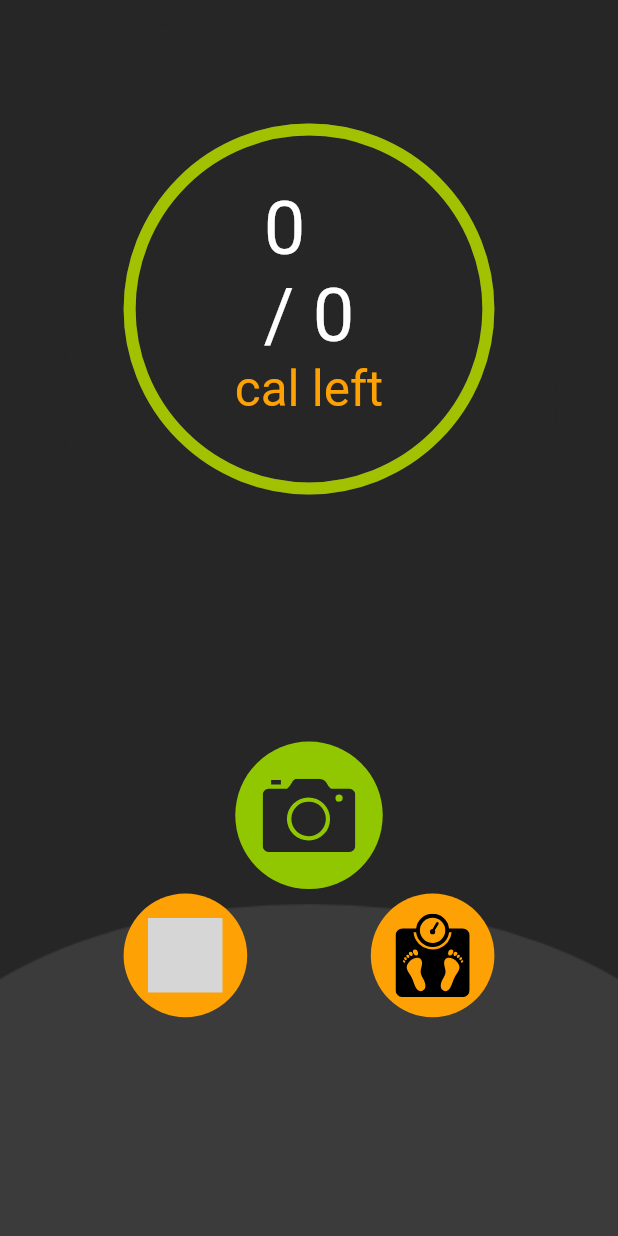
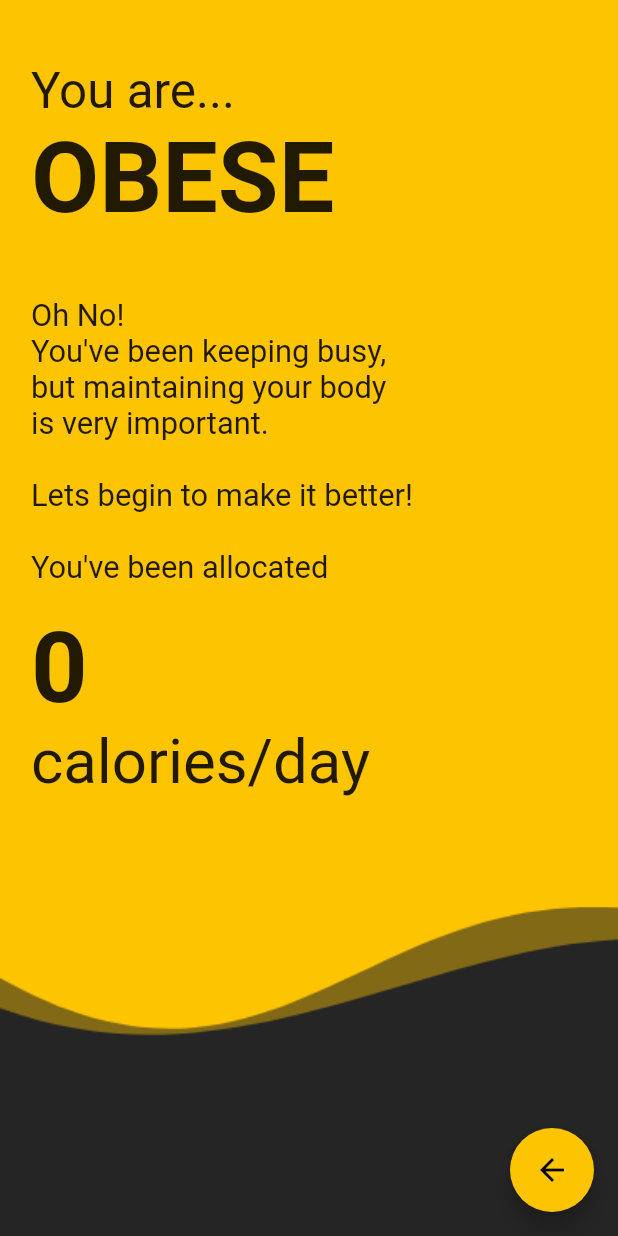
Before and after one commit to 2020sp93078/Calorie-Tracker, a Flutter app: the screen it shows once a user with an empty profile is signed in, after a tap on an icon or button, on a phone screen of 412 x 824 dp. Run offline on Flutter 3.47's test engine with Material 2 defaults, Android fonts, the light colour scheme and no system bars; drawn by our look-alikes of percent_indicator; our stand-ins replace cloud_firestore, firebase_auth, firebase_core, flutter_signin_button, flutter_svg, get and 2 more; accounts and stored records are empty; project files that could hold a hidden picture were left out; grey boxes are pictures that could not be loaded.

Commit message:
Added Health status screen

```diff
--- /dev/null
+++ b/lib/screens/health_status_screen/health_status_screen.dart
@@ -0,0 +1,84 @@
+import 'package:flutter/material.dart';
+import 'package:get/get.dart';
+
+class HealthStatusScreen extends StatelessWidget {
+  final int allocatedCalories;
+  final bool isHealthy;
+  const HealthStatusScreen(
+      {Key? key, required this.allocatedCalories, required this.isHealthy})
+      : super(key: key);
+
+  @override
+  Widget build(BuildContext context) {
+    return Scaffold(
+      floatingActionButton: FloatingActionButton(
+        onPressed: () => Get.back(),
+        backgroundColor:
+            isHealthy ? const Color(0xFFA2C101) : const Color(0xFFFDC402),
+        child: const Icon(
+          Icons.arrow_back,
+          color: Colors.black,
+        ),
+      ),
+      body: Container(
+        height: Get.height,
+        width: Get.width,
+        decoration: BoxDecoration(
+          image: DecorationImage(
+            image: AssetImage(
+                "assets/images/${isHealthy ? "healthy" : "obese"}-status-bg.png"),
+            fit: BoxFit.fill,
+          ),
+        ),
+        child: Padding(
+          padding: EdgeInsets.symmetric(
+              horizontal: Get.width * 0.05, vertical: Get.height * 0.05),
+          child: Column(
+            crossAxisAlignment: CrossAxisAlignment.start,
+            children: [
+              Text(
+                "You are...",
+                style: TextStyle(
+                  fontSize: Get.height * 0.04,
+                ),
+              ),
+              Text(
+                isHealthy ? "HEALTHY" : "OBESE",
+                style: TextStyle(
+                  fontSize: Get.height * 0.08,
+                  fontWeight: FontWeight.w600,
+                ),
+              ),
+              SizedBox(
+                height: Get.height * 0.05,
+              ),
+              isHealthy
+                  ? Text(
+                      "Congrats!\nYou've been keeping busy,\nmaintaining your body.\n\nDo continue in making it better!\n\nYou've been allocated",
+                      style: TextStyle(fontSize: Get.height * 0.025),
+                    )
+                  : Text(
+                      "Oh No!\nYou've been keeping busy,\nbut maintaining your body\nis very important.\n\nLets begin to make it better!\n\nYou've been allocated",
+                      style: TextStyle(fontSize: Get.height * 0.025),
+                    ),
+              SizedBox(
+                height: Get.height * 0.02,
+              ),
+              Text(
+                allocatedCalories.toString(),
+                style: TextStyle(
+                  fontSize: Get.height * 0.08,
+                  fontWeight: FontWeight.w600,
+                ),
+              ),
+              Text(
+                "calories/day",
+                style: TextStyle(fontSize: Get.height * 0.05),
+              ),
+            ],
+          ),
+        ),
+      ),
+    );
+  }
+}
--- a/lib/screens/home_screen/home_screen.dart
+++ b/lib/screens/home_screen/home_screen.dart
@@ -1,12 +1,36 @@
+import 'package:calorie_tracker/screens/health_status_screen/health_status_screen.dart';
 import 'package:calorie_tracker/screens/home_screen/widgets/action_button.dart';
 import 'package:calorie_tracker/screens/home_screen/widgets/camera_button.dart';
 import 'package:calorie_tracker/screens/home_screen/widgets/daily_progress.dart';
 import 'package:calorie_tracker/screens/sport_event_screen/sport_event_screen.dart';
+import 'package:calorie_tracker/services/calorie_service.dart';
+import 'package:calorie_tracker/services/user_info_service.dart';
 import 'package:flutter/material.dart';
 import 'package:get/get.dart';
 
-class HomeScreen extends StatelessWidget {
+class HomeScreen extends StatefulWidget {
   const HomeScreen({Key? key}) : super(key: key);
+
+  @override
+  State<HomeScreen> createState() => _HomeScreenState();
+}
+
+class _HomeScreenState extends State<HomeScreen> {
+  int caloriesConsumed = 0;
+  int totalCalories = 0;
+
+  @override
+  void initState() {
+    super.initState();
+    _fetchCalorieData();
+  }
+
+  _fetchCalorieData() async {
+    caloriesConsumed = await CalorieService.fetchUserCalorieInfo();
+    await UserInfoService.fetchUserData()
+        .then((userData) => totalCalories = userData.dailyCalorieIntake ?? 1);
+    setState(() {});
+  }
 
   @override
   Widget build(BuildContext context) {
@@ -27,7 +51,10 @@ class HomeScreen extends StatelessWidget {
             SizedBox(
               height: Get.height * 0.1,
             ),
-            const DailyProgress(),
+            DailyProgress(
+              caloriesConsumed: caloriesConsumed,
+              totalCalories: totalCalories,
+            ),
             SizedBox(
               height: Get.height * 0.2,
             ),
@@ -45,7 +72,14 @@ class HomeScreen extends StatelessWidget {
                     ),
                     ActionButton(
                       svgPath: "assets/svg/status.svg",
-                      onPressed: () {},
+                      onPressed: () {
+                        Get.to(
+                          () => HealthStatusScreen(
+                            allocatedCalories: totalCalories,
+                            isHealthy: (caloriesConsumed / totalCalories) < 1,
+                          ),
+                        );
+                      },
                     ),
                   ],
                 )
--- a/lib/screens/home_screen/widgets/daily_progress.dart
+++ b/lib/screens/home_screen/widgets/daily_progress.dart
@@ -1,32 +1,13 @@
-import 'package:calorie_tracker/services/calorie_service.dart';
-import 'package:calorie_tracker/services/user_info_service.dart';
 import 'package:flutter/material.dart';
 import 'package:get/get.dart';
 import 'package:percent_indicator/circular_percent_indicator.dart';
 
-class DailyProgress extends StatefulWidget {
-  const DailyProgress({Key? key}) : super(key: key);
-
-  @override
-  State<DailyProgress> createState() => _DailyProgressState();
-}
-
-class _DailyProgressState extends State<DailyProgress> {
-  int caloriesConsumed = 0;
-  int totalCalories = 0;
-
-  @override
-  void initState() {
-    super.initState();
-    _fetchCalorieData();
-  }
-
-  _fetchCalorieData() async {
-    caloriesConsumed = await CalorieService.fetchUserCalorieInfo();
-    await UserInfoService.fetchUserData()
-        .then((userData) => totalCalories = userData.dailyCalorieIntake ?? 1);
-    setState(() {});
-  }
+class DailyProgress extends StatelessWidget {
+  final int caloriesConsumed;
+  final int totalCalories;
+  const DailyProgress(
+      {Key? key, required this.caloriesConsumed, required this.totalCalories})
+      : super(key: key);
 
   @override
   Widget build(BuildContext context) {
```
Also changed, not shown: assets/images/healthy-status-bg.png (added), assets/images/obese-status-bg.png (added).
